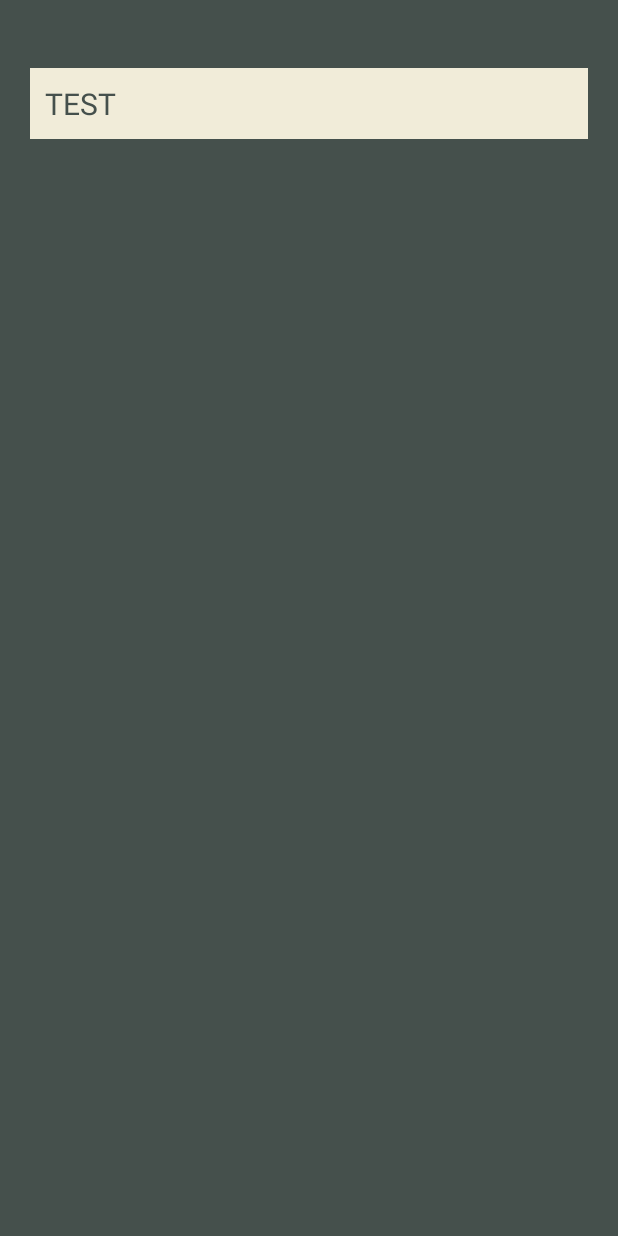
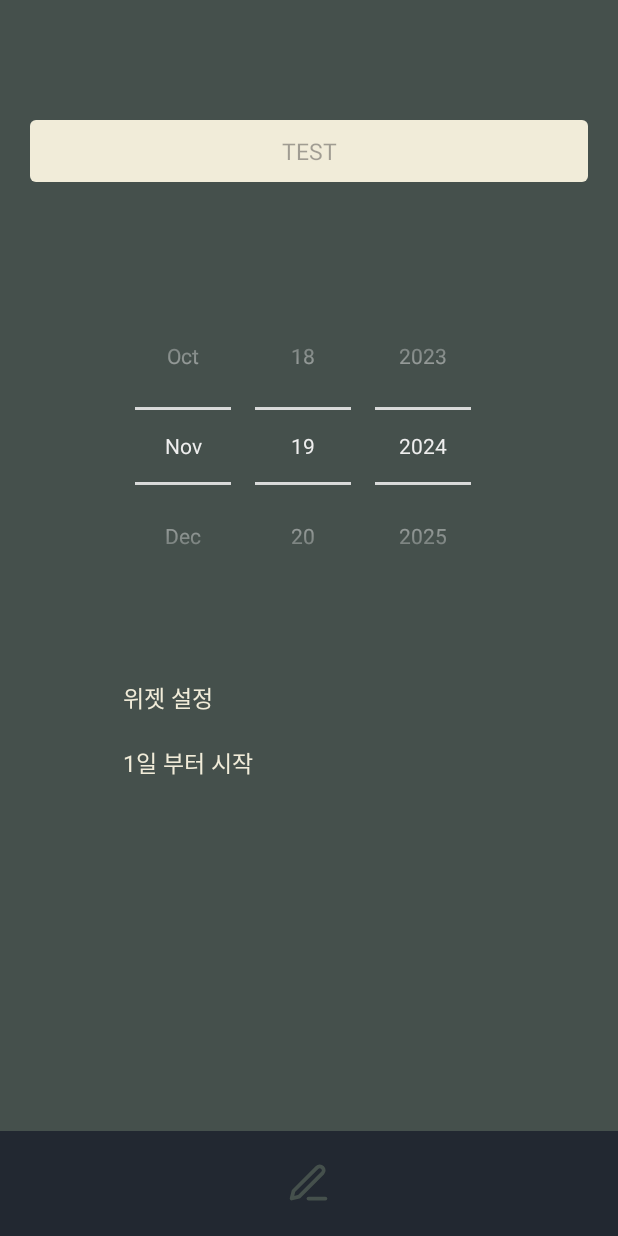
Before and after one commit to HyeIn97/d-day-calculator, an Android app: the DayActivity screen opened directly, with no data from a screen before it, on a phone screen of 412 x 824 dp. Run offline under Robolectric (Android 15) with nearby library versions, the phone set to English and light mode, and no system bars.

Commit message:
[feat] 디데이 설정화면 ui를 구성하고 datePicker style을 적용한다.

```diff
--- /dev/null
+++ b/app/src/main/res/drawable/ic_edit.xml
@@ -0,0 +1,20 @@
+<vector xmlns:android="http://schemas.android.com/apk/res/android"
+    android:width="24dp"
+    android:height="24dp"
+    android:viewportWidth="24"
+    android:viewportHeight="24">
+  <path
+      android:pathData="M12,20h9"
+      android:strokeLineJoin="round"
+      android:strokeWidth="2"
+      android:fillColor="#00000000"
+      android:strokeColor="#45504C"
+      android:strokeLineCap="round"/>
+  <path
+      android:pathData="M16.5,3.5a2.121,2.121 0,0 1,3 3L7,19l-4,1 1,-4L16.5,3.5z"
+      android:strokeLineJoin="round"
+      android:strokeWidth="2"
+      android:fillColor="#00000000"
+      android:strokeColor="#45504C"
+      android:strokeLineCap="round"/>
+</vector>
--- /dev/null
+++ b/app/src/main/res/drawable/item_background.xml
@@ -0,0 +1,6 @@
+<?xml version="1.0" encoding="utf-8"?>
+<shape xmlns:android="http://schemas.android.com/apk/res/android"
+    android:shape="rectangle">
+    <solid android:color="@color/eggshell" />
+    <corners android:radius="4dp" />
+</shape>
--- a/app/src/main/res/layout/activity_day.xml
+++ b/app/src/main/res/layout/activity_day.xml
@@ -6,28 +6,84 @@
     android:layout_width="match_parent"
     android:layout_height="match_parent"
     android:background="@color/outerSpace"
-    tools:context=".DayActivity">
+    tools:context=".ui.DayActivity">
 
     <androidx.appcompat.widget.AppCompatEditText
+        android:id="@+id/title_edt"
         android:layout_width="0dp"
         android:layout_height="wrap_content"
         android:layout_marginStart="20dp"
-        android:layout_marginTop="45dp"
+        android:layout_marginTop="80dp"
         android:layout_marginEnd="20dp"
-        android:background="@color/eggshell"
+        android:background="@drawable/item_background"
+        android:gravity="center"
+        android:hint="TEST"
         android:inputType="text"
-        android:maxLength="10"
+        android:maxLength="15"
         android:maxLines="1"
         android:paddingStart="10dp"
         android:paddingTop="10dp"
         android:paddingEnd="10dp"
         android:paddingBottom="10dp"
-        android:text="TEST"
         android:textColor="@color/outerSpace"
-        android:textSize="20sp"
+        android:textSize="15sp"
         android:textStyle="normal"
         app:layout_constraintEnd_toEndOf="parent"
         app:layout_constraintStart_toStartOf="parent"
         app:layout_constraintTop_toTopOf="parent" />
 
+    <DatePicker
+        android:id="@+id/day_spinner"
+        android:layout_width="wrap_content"
+        android:layout_height="wrap_content"
+        android:layout_marginTop="70dp"
+        android:calendarTextColor="@color/eggshell"
+        android:calendarViewShown="false"
+        android:datePickerMode="spinner"
+        android:theme="@style/SpinnerDatePickerStyle"
+        app:layout_constraintEnd_toEndOf="parent"
+        app:layout_constraintStart_toStartOf="parent"
+        app:layout_constraintTop_toBottomOf="@id/title_edt" />
+
+    <androidx.appcompat.widget.AppCompatTextView
+        android:id="@+id/wight_txt"
+        android:layout_width="wrap_content"
+        android:layout_height="wrap_content"
+        android:layout_marginTop="50dp"
+        android:text="위젯 설정"
+        android:textColor="@color/eggshell"
+        android:textSize="15sp"
+        android:textStyle="normal"
+        app:layout_constraintStart_toStartOf="@id/day_spinner"
+        app:layout_constraintTop_toBottomOf="@id/day_spinner" />
+
+    <androidx.appcompat.widget.AppCompatTextView
+        android:layout_width="wrap_content"
+        android:layout_height="wrap_content"
+        android:layout_marginTop="20dp"
+        android:text="1일 부터 시작"
+        android:textColor="@color/eggshell"
+        android:textSize="15sp"
+        android:textStyle="normal"
+        app:layout_constraintStart_toStartOf="@id/day_spinner"
+        app:layout_constraintTop_toBottomOf="@id/wight_txt" />
+
+    <FrameLayout
+        android:id="@+id/save_btn"
+        android:layout_width="0dp"
+        android:layout_height="70dp"
+        android:background="@color/charlestonGreen"
+        android:orientation="horizontal"
+        app:layout_constraintBottom_toBottomOf="parent"
+        app:layout_constraintEnd_toEndOf="parent"
+        app:layout_constraintStart_toStartOf="parent">
+
+        <androidx.appcompat.widget.AppCompatImageView
+            android:layout_width="30dp"
+            android:layout_height="30dp"
+            android:layout_gravity="center"
+            android:src="@drawable/ic_edit" />
+
+    </FrameLayout>
+
 </androidx.constraintlayout.widget.ConstraintLayout>
--- a/app/src/main/res/values/themes.xml
+++ b/app/src/main/res/values/themes.xml
@@ -11,4 +11,10 @@
         <item name="android:statusBarColor">@color/outerSpace</item>
         <item name="android:windowLightStatusBar">false</item>
     </style>
+
+    <style name="SpinnerDatePickerStyle" parent="Theme.AppCompat.Light.Dialog">
+        <item name="android:textColorPrimary">@color/brightGray</item>
+        <item name="colorControlNormal">@color/brightGray</item>
+        <item name="android:textColorHighlight">@color/brightGray</item>
+    </style>
 </resources>
```
